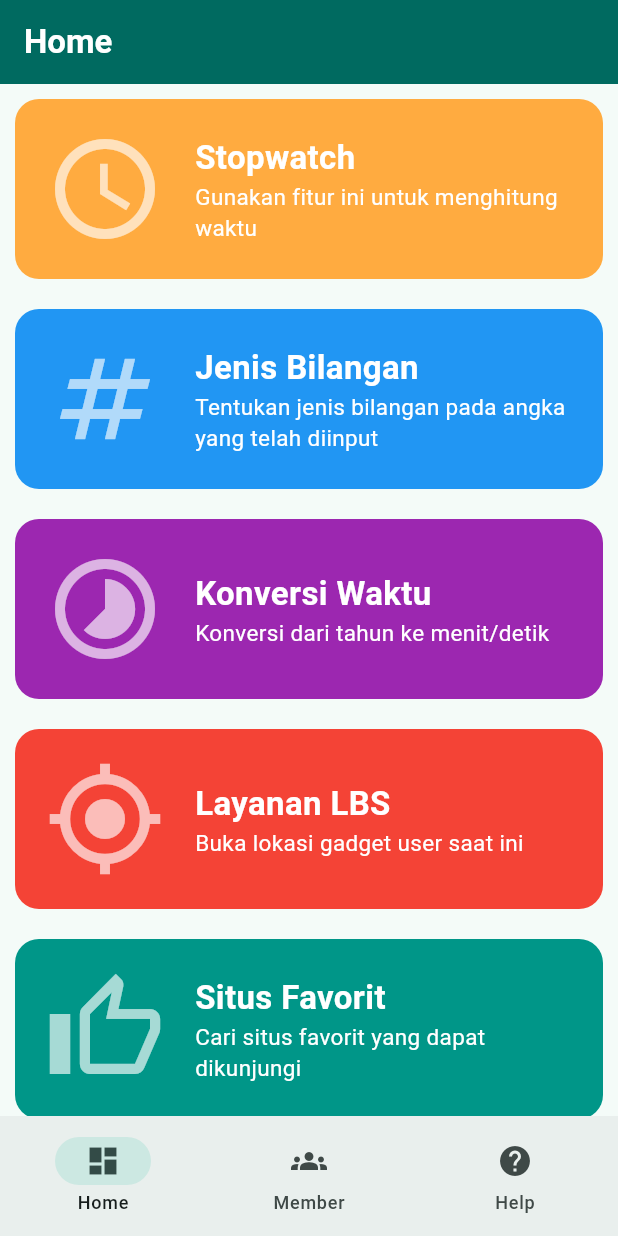
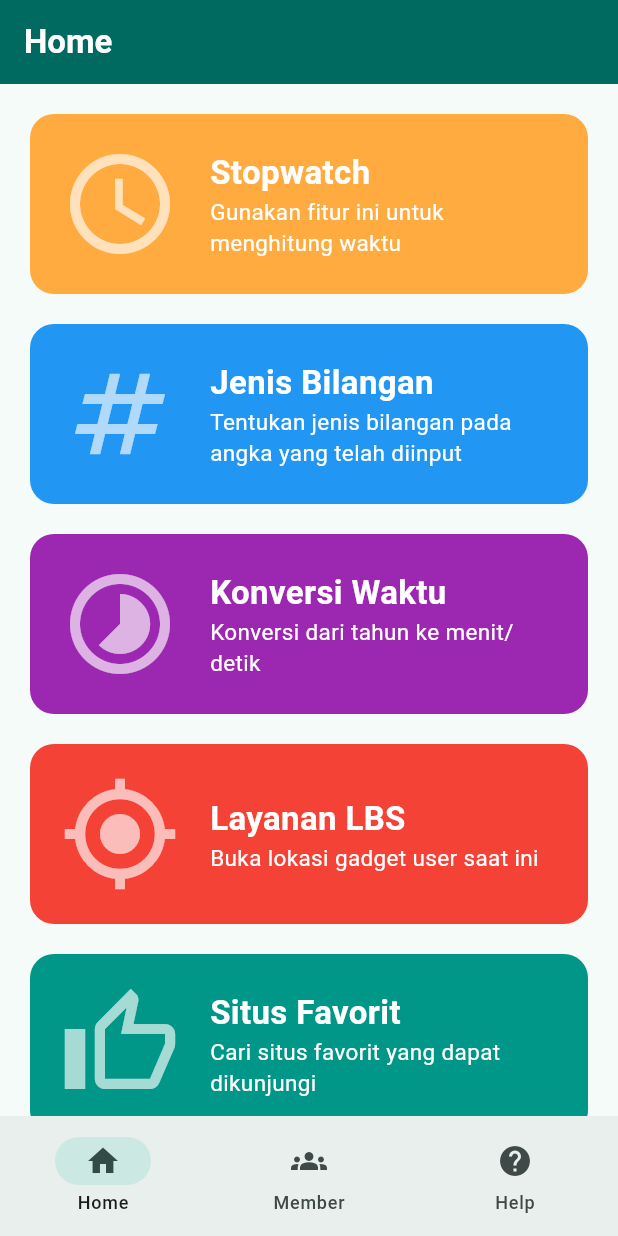
Before and after one commit to reized/tugas_3_mobile, a Flutter app: the HomePage screen opened directly with empty values, on a phone screen of 412 x 824 dp. Run offline on Flutter 3.47's test engine with Material 3 defaults, Android fonts, the phone set to English and light mode, and no system bars; our stand-ins replace stop_watch_timer.

Commit message:
fix overflow

```diff
--- a/lib/pages/home_page.dart
+++ b/lib/pages/home_page.dart
@@ -63,7 +63,7 @@ class _HomePageState extends State<HomePage> {
             selectedIndex: _selectedIndex,
             onDestinationSelected: _onItemTapped,
             destinations: const <NavigationDestination>[
-              NavigationDestination(icon: Icon(Icons.dashboard), label: 'Home'),
+              NavigationDestination(icon: Icon(Icons.home), label: 'Home'),
               NavigationDestination(icon: Icon(Icons.groups), label: 'Member'),
               NavigationDestination(icon: Icon(Icons.help), label: 'Help'),
             ]));
@@ -76,7 +76,10 @@ class HomeBody extends StatelessWidget {
 
   @override
   Widget build(BuildContext context) {
-    return Center(
+    return SafeArea(
+      child: SingleChildScrollView(
+        child: Padding(
+          padding: EdgeInsets.all(10),
           child: Column(
             children: [
               GestureDetector(
@@ -424,6 +427,8 @@ class HomeBody extends StatelessWidget {
 
             ],
           ),
+        ),
+      ),
     );
   }
 }
```
Also changed, not shown: pubspec.lock. Lines whose indentation alone changed are shown as unchanged.
